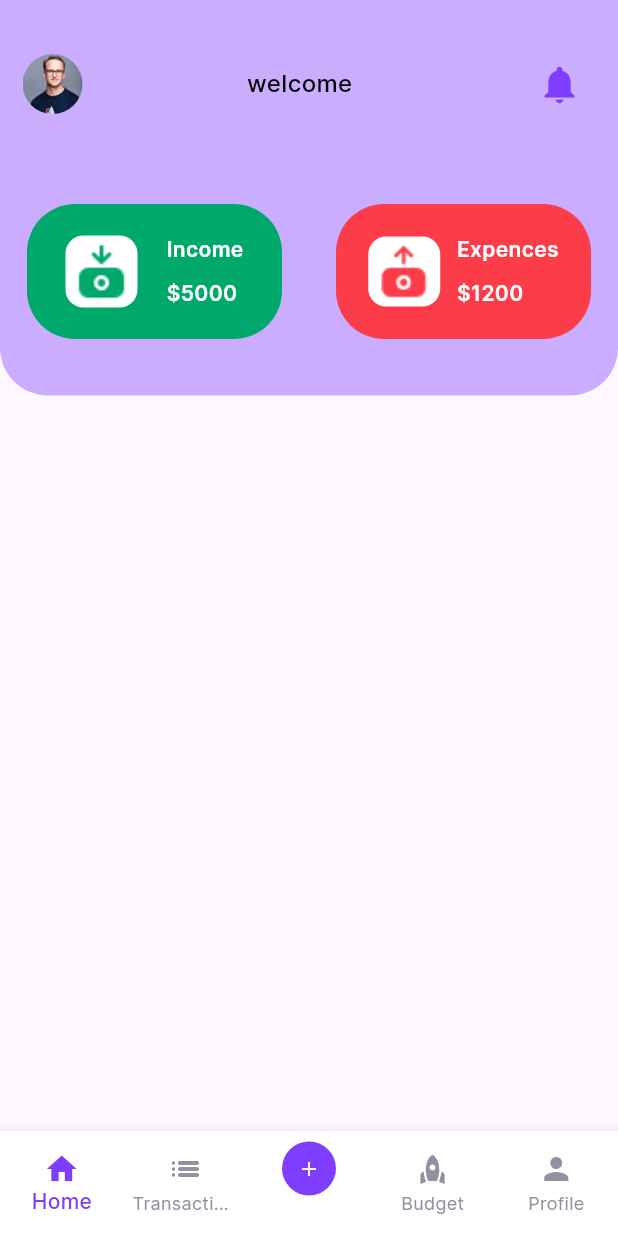
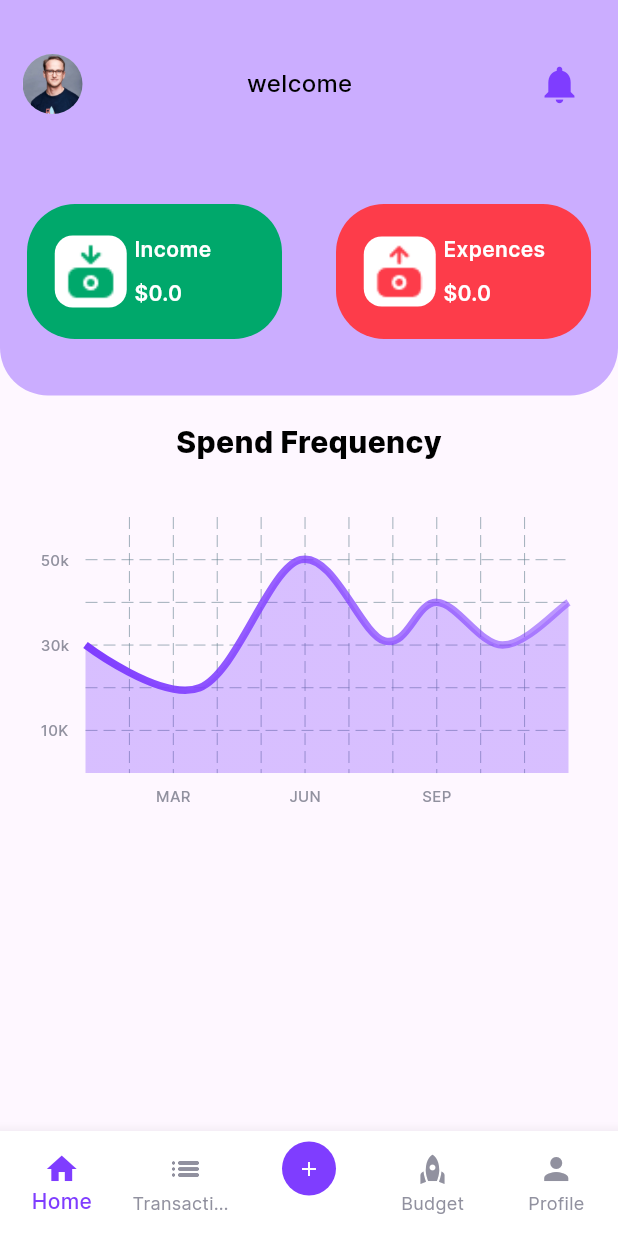
Before and after one commit to cmadhushan-dev/dp_expences_app_07, a Flutter app: the MainScreen screen opened directly, on a phone screen of 412 x 824 dp. Run offline on Flutter 3.47's test engine with Material 3 defaults, Android fonts, the light colour scheme and no system bars; drawn by our look-alikes of fl_chart; our stand-ins replace shared_preferences, smooth_page_indicator; accounts and stored records are empty.

Commit message:
implimted the line chart in the application 07

```diff
--- a/lib/screens/all_screens/home_screen.dart
+++ b/lib/screens/all_screens/home_screen.dart
@@ -1,12 +1,18 @@
 import 'package:dp_expenz_application/constant/constatnt.dart';
 import 'package:dp_expenz_application/services/user_service.dart';
 import 'package:flutter/material.dart';
-
 import '../../constant/colors.dart';
+import '../../widgets/line_chart_sample.dart';
 import '../../widgets/reusble_home_page_card.dart';
 
 class HomeScreen extends StatefulWidget {
-  const HomeScreen({super.key});
+  final double expencesTotal;
+  final double incomeTotal;
+  const HomeScreen({
+    super.key,
+    required this.expencesTotal,
+    required this.incomeTotal,
+  });
 
   @override
   State<HomeScreen> createState() => _HomeScreenState();
@@ -15,7 +21,10 @@ class HomeScreen extends StatefulWidget {
 class _HomeScreenState extends State<HomeScreen> {
   //fro stroe the username
   String userName = "";
-
+  //variable to stor the totalof expences
+  double totalOfTheExpence = 0;
+  //variable to stor the totalof incomes
+  double totalOfTheIncome = 0;
   @override
   void initState() {
     super.initState();
@@ -34,6 +43,7 @@ class _HomeScreenState extends State<HomeScreen> {
     return Scaffold(
       body: SingleChildScrollView(
         child: Column(
+          crossAxisAlignment: CrossAxisAlignment.start,
           children: [
             Container(
               height: MediaQuery.of(context).size.height * 0.32,
@@ -82,23 +92,42 @@ class _HomeScreenState extends State<HomeScreen> {
                     ),
                   ),
                   const SizedBox(height: 24),
-                  const Row(
+                  Row(
                     mainAxisAlignment: MainAxisAlignment.spaceAround,
                     children: [
                       ReusbleHomePageCard(
                         mainTitle: "Income",
-                        subTitelPrice: "5000",
+                        subTitelPrice: widget.incomeTotal.toString(),
                         imgUrl: 'assets/imges/income.png',
                         containerColr: kGreen,
                       ),
                       ReusbleHomePageCard(
                         mainTitle: "Expences",
-                        subTitelPrice: "1200",
+                        subTitelPrice: widget.expencesTotal.toString(),
                         imgUrl: 'assets/imges/expense.png',
                         containerColr: kRed,
                       ),
                     ],
                   ),
+                ],
+              ),
+            ),
+            const SizedBox(height: 16),
+            const Padding(
+              padding: EdgeInsets.symmetric(horizontal: kDefaulPadding),
+              child: Column(
+                children: [
+                  Text(
+                    'Spend Frequency',
+                    style: TextStyle(
+                      color: kBlack,
+                      fontWeight: FontWeight.w800,
+                      fontSize: 20,
+                    ),
+                  ),
+                  //the line chart
+                   SizedBox(height: 24,),
+                  LineChartSample(),
                 ],
               ),
             ),
--- a/lib/screens/main_screen.dart
+++ b/lib/screens/main_screen.dart
@@ -67,7 +67,7 @@ class _MainScreenState extends State<MainScreen> {
 
   //function to add new expences
   void newExpencesAdding(ExpenceModel newExpences) {
-     //add to the shared prefernces
+    //add to the shared prefernces
     ExpencesServices.saveDataToTheSharedPrefences(newExpences, context);
 
     setState(() {
@@ -80,9 +80,26 @@ class _MainScreenState extends State<MainScreen> {
   void removeExpence(ExpenceModel expence) {
     ExpencesServices.deleteExpense(expence.id, context);
     setState(() {
-
       expencesList.remove(expence);
     });
+  }
+
+  //function to calculate the total of the expences
+  double calTheTotalOftheExpences() {
+    double total = 0;
+    for (int i = 0; i < expencesList.length; i++) {
+      total = expencesList[i].expencePrize + total;
+    }
+    return total;
+  }
+
+  //function to calculte the  total of the incomes
+  double calTheTotalOfTheIncome() {
+    double totalIncome = 0;
+    for (int i = 0; i < incomesList.length; i++) {
+      totalIncome += incomesList[i].incomePrize;
+    }
+    return totalIncome;
   }
 
   //list to hold the incomes
@@ -102,7 +119,7 @@ class _MainScreenState extends State<MainScreen> {
   @override
   Widget build(BuildContext context) {
     final List<Widget> pages = [
-      const HomeScreen(),
+      HomeScreen(expencesTotal: calTheTotalOftheExpences(),incomeTotal: calTheTotalOfTheIncome(),),
       TransactionsScreen(
         incomeList: incomesList,
         onDissmissedIncome: deleteAIncome,
--- /dev/null
+++ b/lib/widgets/line_chart_sample.dart
@@ -0,0 +1,158 @@
+import 'package:fl_chart/fl_chart.dart';
+import 'package:flutter/material.dart';
+import '../constant/colors.dart';
+
+class LineChartSample extends StatefulWidget {
+  const LineChartSample({super.key});
+
+  @override
+  State<LineChartSample> createState() => _LineChartSampleState();
+}
+
+class _LineChartSampleState extends State<LineChartSample> {
+  List<Color> gradientColors = [
+    kMainColor,
+    kMainColor.withOpacity(0.5),
+  ];
+
+  @override
+  Widget build(BuildContext context) {
+    return Stack(
+      children: <Widget>[
+        AspectRatio(
+          aspectRatio: 1.70,
+          child: Padding(
+            padding: const EdgeInsets.only(
+              right: 18,
+              left: 12,
+              top: 12,
+              bottom: 12,
+            ),
+            child: LineChart(
+              mainData(),
+            ),
+          ),
+        ),
+      ],
+    );
+  }
+
+  Widget bottomTitleWidgets(double value, TitleMeta meta) {
+    const style = TextStyle(
+      fontWeight: FontWeight.w500,
+      fontSize: 10,
+      color: kGrey,
+    );
+    Widget text;
+    switch (value.toInt()) {
+      case 2:
+        text = const Text('MAR', style: style);
+        break;
+      case 5:
+        text = const Text('JUN', style: style);
+        break;
+      case 8:
+        text = const Text('SEP', style: style);
+        break;
+      default:
+        text = const Text('', style: style);
+        break;
+    }
+
+    return SideTitleWidget(
+      meta: meta,
+      child: text,
+    );
+  }
+
+  Widget leftTitleWidgets(double value, TitleMeta meta) {
+    const style = TextStyle(
+      fontWeight: FontWeight.w500,
+      fontSize: 10,
+      color: kGrey,
+    );
+    String text;
+    switch (value.toInt()) {
+      case 1:
+        text = '10K';
+        break;
+      case 3:
+        text = '30k';
+        break;
+      case 5:
+        text = '50k';
+        break;
+      default:
+        return Container();
+    }
+
+    return Text(text, style: style, textAlign: TextAlign.left);
+  }
+
+  LineChartData mainData() {
+    return LineChartData(
+      titlesData: FlTitlesData(
+        show: true,
+        rightTitles: const AxisTitles(
+          sideTitles: SideTitles(showTitles: false),
+        ),
+        topTitles: const AxisTitles(
+          sideTitles: SideTitles(showTitles: false),
+        ),
+        bottomTitles: AxisTitles(
+          sideTitles: SideTitles(
+            showTitles: true,
+            reservedSize: 30,
+            interval: 1,
+            getTitlesWidget: bottomTitleWidgets,
+          ),
+        ),
+        leftTitles: AxisTitles(
+          sideTitles: SideTitles(
+            showTitles: true,
+            interval: 1,
+            getTitlesWidget: leftTitleWidgets,
+            reservedSize: 30,
+          ),
+        ),
+      ),
+      borderData: FlBorderData(
+        show: false,
+      ),
+      minX: 0,
+      maxX: 11,
+      minY: 0,
+      maxY: 6,
+      lineBarsData: [
+        LineChartBarData(
+          spots: const [
+            FlSpot(0, 3),
+            FlSpot(2.6, 2),
+            FlSpot(4.9, 5),
+            FlSpot(6.8, 3.1),
+            FlSpot(8, 4),
+            FlSpot(9.5, 3),
+            FlSpot(11, 4),
+          ],
+          isCurved: true,
+          gradient: LinearGradient(
+            colors: gradientColors,
+          ),
+          barWidth: 5,
+          isStrokeCapRound: false,
+          dotData: const FlDotData(
+            show: false,
+          ),
+          belowBarData: BarAreaData(
+            show: true,
+            gradient: LinearGradient(
+              colors: gradientColors
+                  .map((color) => color.withOpacity(0.3))
+                  .toList(),
+            ),
+          ),
+        ),
+      ],
+    );
+  }
+}
--- a/lib/widgets/reusble_home_page_card.dart
+++ b/lib/widgets/reusble_home_page_card.dart
@@ -55,11 +55,15 @@ class _ReusbleHomePageCardState extends State<ReusbleHomePageCard> {
                     fontWeight: FontWeight.w600,
                   ),
                 ),
-                Text(
-                  "\$${widget.subTitelPrice}",
-                  style: const TextStyle(
-                    color: kWhite,
-                    fontWeight: FontWeight.w600,
+                SizedBox(
+                  width: 80,
+                  child: Text(
+                    "\$${widget.subTitelPrice}",
+                    style: const TextStyle(
+                      color: kWhite,
+                      fontWeight: FontWeight.w600,
+                    ),
+                    overflow: TextOverflow.ellipsis,
                   ),
                 ),
               ],
--- a/pubspec.yaml
+++ b/pubspec.yaml
@@ -38,6 +38,7 @@ dependencies:
   shared_preferences: ^2.5.5
   persistent_bottom_nav_bar: ^6.2.1
   intl: ^0.20.3
+  fl_chart: ^1.2.0
 
 dev_dependencies:
   flutter_test:
```
Also changed, not shown: pubspec.lock.
